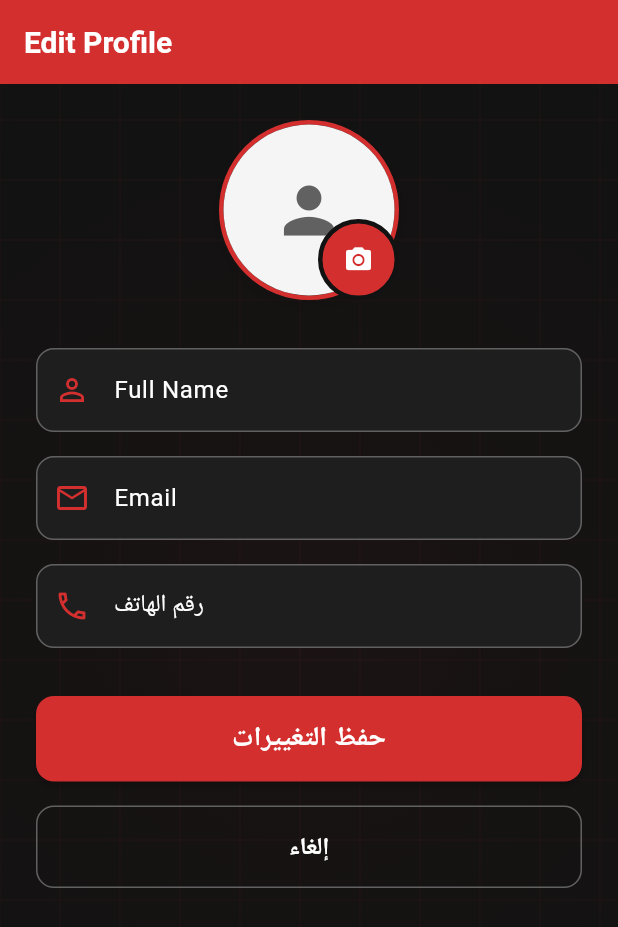
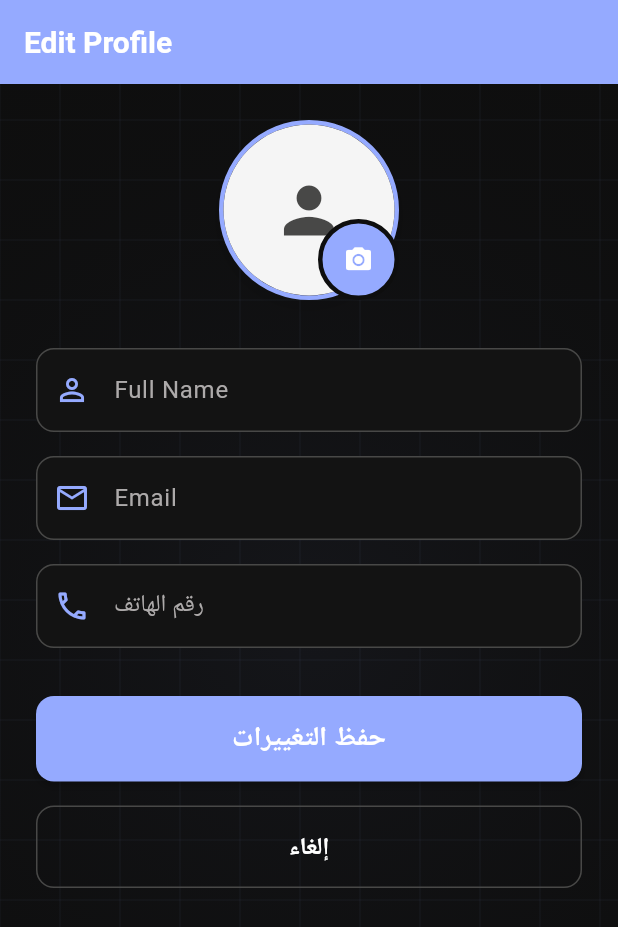
Before and after one commit to abod8639/electronics_shop-, a Flutter app: the EditUserInfoView screen opened by its route, on a phone screen of 412 x 824 dp. Shown: the top 927 px of the screen. Run offline on Flutter 3.47's test engine with Material 3 defaults, Android fonts, the phone set to English and light mode, and no system bars; our stand-ins replace cached_network_image, dio, firebase_auth, firebase_core, flutter_cache_manager, flutter_dotenv and 10 more; missing offline and left inert: easy_image_viewer, fuzzy; accounts and stored records are empty; generated files the repository leaves out were written again; network calls fail.

Commit message:
edit theme color

```diff
--- a/lib/core/constants/app_colors.dart
+++ b/lib/core/constants/app_colors.dart
@@ -1,31 +1,32 @@
 import 'package:flutter/material.dart';
 
 class AppColors {
-  static const Color primary = Color(0xFFD32F2F);
-  static const Color primaryDark = Color(0xFFB71C1C);
-  static const Color primaryLight = Color(0xFFFFCDD2);
-  static const Color accent = Color(0xFFFF4081);
-  static const Color purple = Color(0xFFBF00FF);
+  static const Color primary = Color(0xFF95AAFF);
+  static const Color primaryDark = Color(0xFF3766FF);
+  static const Color primaryLight = Color(0xFFE0E7FF);
+  static const Color accent = Color(0xFF9193FF);
+  static const Color purple = Color(0xFF3838A0);
 
   static const Color white = Colors.white;
   static const Color black = Colors.black;
   static const Color transparent = Colors.transparent;
 
   // Greys
-  static const Color grey = Colors.grey;
+  static const Color grey = Color(0xFFADAAAA);
   static const Color greyLight = Color(0xFFF5F5F5);
   static const Color greyMedium = Color(0xFFE0E0E0);
-  static const Color greyDark = Color(0xFF616161);
+  static const Color greyDark = Color(0xFF484847);
 
   // Functional Colors
   static const Color success = Color(0xFF4CAF50);
   static const Color warning = Color(0xFFFFC107);
-  static const Color error = Color(0xFFD32F2F);
+  static const Color error = Color(0xFFFF6E84);
   static const Color info = Color(0xFF2196F3);
 
   // Backgrounds
   static const Color backgroundLight = Color(0xFFFAFAFA);
-  static const Color backgroundDark = Color(0xFF121212);
+  static const Color backgroundDark = Color(0xFF0E0E0E);
   static const Color surfaceLight = Colors.white;
-  static const Color surfaceDark = Color(0xFF1E1E1E);
+  static const Color surfaceDark = Color(0xFF131313);
+  static const Color surfaceContainerHighest = Color(0xFF262626);
 }
--- a/lib/core/constants/app_text_styles.dart
+++ b/lib/core/constants/app_text_styles.dart
@@ -6,38 +6,38 @@ class AppTextStyles {
   static const TextStyle h1 = TextStyle(
     fontSize: 32,
     fontWeight: FontWeight.bold,
-    color: AppColors.black,
+    color: AppColors.white,
   );
 
   static const TextStyle h2 = TextStyle(
     fontSize: 24,
     fontWeight: FontWeight.bold,
-    color: AppColors.black,
+    color: AppColors.white,
   );
 
   static const TextStyle h3 = TextStyle(
     fontSize: 20,
     fontWeight: FontWeight.w600,
-    color: AppColors.black,
+    color: AppColors.white,
   );
 
   // Body Text
   static const TextStyle bodyLarge = TextStyle(
     fontSize: 16,
     fontWeight: FontWeight.normal,
-    color: AppColors.black,
+    color: AppColors.grey,
   );
 
   static const TextStyle bodyMedium = TextStyle(
     fontSize: 14,
     fontWeight: FontWeight.normal,
-    color: AppColors.black,
+    color: AppColors.grey,
   );
 
   static const TextStyle bodySmall = TextStyle(
     fontSize: 12,
     fontWeight: FontWeight.normal,
-    color: AppColors.greyDark,
+    color: AppColors.grey,
   );
 
   // Button Text
--- a/lib/core/constants/app_theme.dart
+++ b/lib/core/constants/app_theme.dart
@@ -41,7 +41,8 @@ class AppTheme {
         backgroundColor: AppColors.primary,
         foregroundColor: AppColors.white,
         textStyle: AppTextStyles.button,
-        shape: RoundedRectangleBorder(borderRadius: BorderRadius.circular(8)),
+        shape: RoundedRectangleBorder(borderRadius: BorderRadius.circular(24)),
+        elevation: 0,
       ),
     ),
     bottomNavigationBarTheme: const BottomNavigationBarThemeData(
@@ -56,13 +57,14 @@ class AppTheme {
     primaryColor: AppColors.primaryDark,
     scaffoldBackgroundColor: Colors.transparent,
     colorScheme: const ColorScheme.dark(
-      primary: AppColors.primaryDark,
+      primary: AppColors.primary,
       secondary: AppColors.accent,
       surface: AppColors.surfaceDark,
       error: AppColors.error,
       onPrimary: AppColors.white,
       onSecondary: AppColors.white,
       onSurface: AppColors.white,
+      onSurfaceVariant: AppColors.grey,
       onError: AppColors.white,
     ),
     appBarTheme: const AppBarTheme(
@@ -86,10 +88,11 @@ class AppTheme {
     ),
     elevatedButtonTheme: ElevatedButtonThemeData(
       style: ElevatedButton.styleFrom(
-        backgroundColor: AppColors.primaryDark,
+        backgroundColor: AppColors.primary, // Use bright blue as main action
         foregroundColor: AppColors.white,
         textStyle: AppTextStyles.button,
-        shape: RoundedRectangleBorder(borderRadius: BorderRadius.circular(8)),
+        shape: RoundedRectangleBorder(borderRadius: BorderRadius.circular(24)),
+        elevation: 0,
       ),
     ),
     bottomNavigationBarTheme: BottomNavigationBarThemeData(
```
Also changed, not shown: 1 other file.
